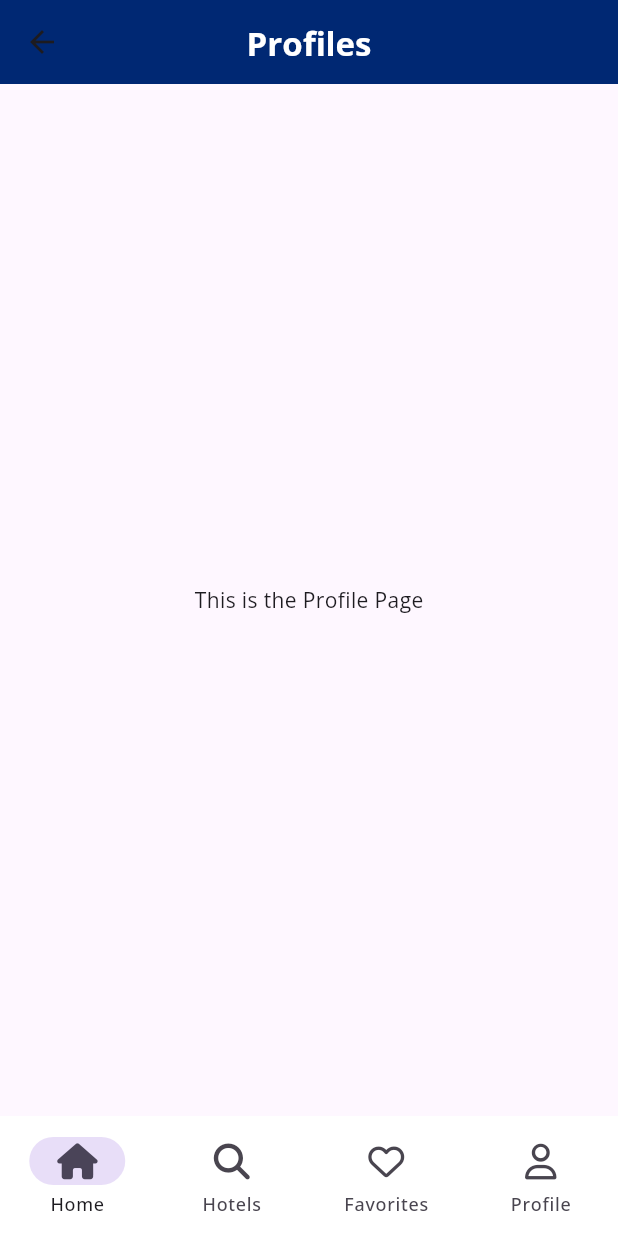
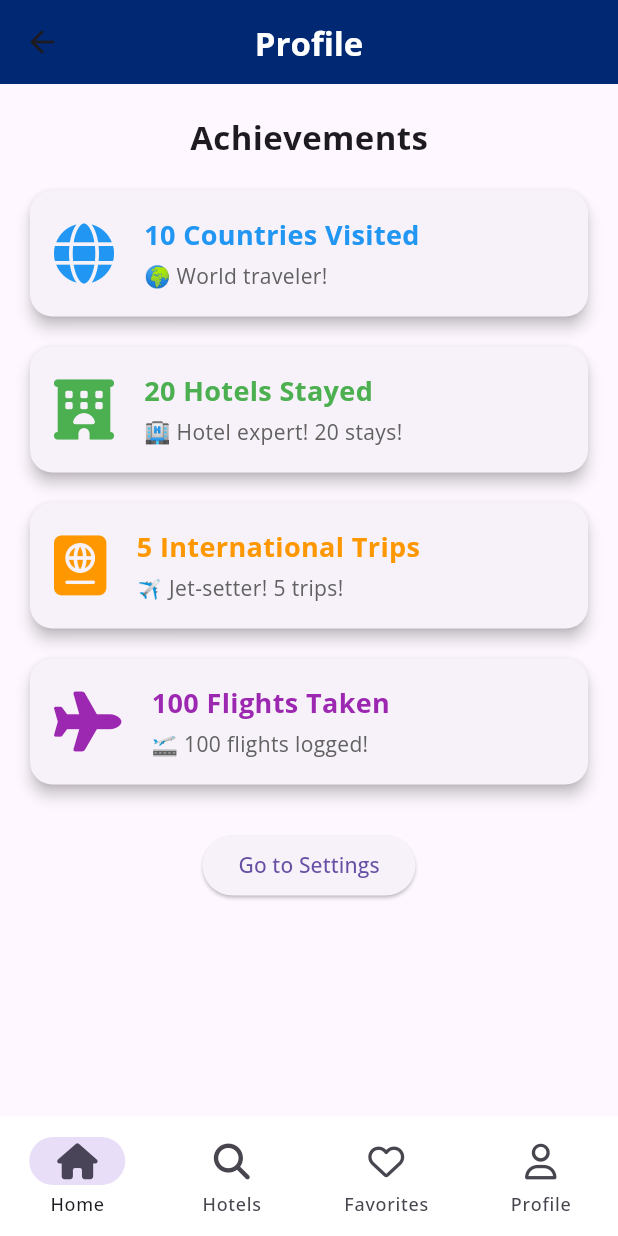
Before and after one commit to nazlicankurt/booking-app, a Flutter app: the ProfileView screen opened by its route, on a phone screen of 412 x 824 dp. Run offline on Flutter 3.47's test engine with Material 3 defaults, Android fonts, the phone set to English and light mode, and no system bars; our stand-ins replace auto_route, cached_network_image, carousel_slider, dartz, equatable, flutter_bloc and 6 more; accounts and stored records are empty; generated files the repository leaves out were written again; network calls fail.

Commit message:
feat: Add shortened achievement texts to ProfileView

```diff
--- a/flutter_booking_app/lib/core/navigation/app_router.dart
+++ b/flutter_booking_app/lib/core/navigation/app_router.dart
@@ -21,5 +21,10 @@ class AppRouter extends RootStackRouter {
             AutoRoute(page: FavoritesRoute.page, path: 'favorites'),
           ],
         ),
+          AutoRoute(
+          page: SettingsRoute.page,
+          path: '/settings',
+        ),
+
       ];
 }
--- a/flutter_booking_app/lib/src/profile/presentation/views/profile_view.dart
+++ b/flutter_booking_app/lib/src/profile/presentation/views/profile_view.dart
@@ -1,6 +1,10 @@
 import 'package:auto_route/auto_route.dart';
 import 'package:flutter/material.dart';
+import 'package:font_awesome_flutter/font_awesome_flutter.dart';
 import 'package:flutter_booking_app/core/presentation/widgets/custom_app_bar.dart';
+import 'package:flutter_booking_app/core/navigation/app_router.gr.dart';
+import 'package:flutter_booking_app/src/settings/settings_controller.dart';
+import 'package:flutter_booking_app/src/settings/settings_service.dart';
 
 @RoutePage()
 class ProfileView extends StatelessWidget {
@@ -9,10 +13,112 @@ class ProfileView extends StatelessWidget {
   @override
   Widget build(BuildContext context) {
     return Scaffold(
-appBar: CustomAppBar(title: 'Profiles'),
-      body: const Center(
-        child: Text('This is the Profile Page'),
+      appBar: CustomAppBar(title: 'Profile'),
+      body: SingleChildScrollView(
+        child: Column(
+          mainAxisAlignment: MainAxisAlignment.center,
+          children: [
+            const SizedBox(height: 20),
+            const Text(
+              'Achievements',
+              style: TextStyle(fontSize: 22, fontWeight: FontWeight.bold),
+            ),
+            const SizedBox(height: 10),
+            AchievementCard(
+              icon: FontAwesomeIcons.globe,
+              title: '10 Countries Visited',
+              description: '🌍 World traveler!',
+              color: Colors.blue,
+            ),
+            AchievementCard(
+              icon: FontAwesomeIcons.hotel,
+              title: '20 Hotels Stayed',
+              description: '🏨 Hotel expert! 20 stays!',
+              color: Colors.green,
+            ),
+            AchievementCard(
+              icon: FontAwesomeIcons.passport,
+              title: '5 International Trips',
+              description: '✈️ Jet-setter! 5 trips!',
+              color: Colors.orange,
+            ),
+            AchievementCard(
+              icon: FontAwesomeIcons.plane,
+              title: '100 Flights Taken',
+              description: '🛫 100 flights logged!',
+              color: Colors.purple,
+            ),
+            const SizedBox(height: 20),
+            ElevatedButton(
+              onPressed: () {
+                context.router.push(
+                  SettingsRoute(
+                      controller: SettingsController(SettingsService())),
+                );
+              },
+              child: const Text('Go to Settings'),
+            ),
+          ],
+        ),
       ),
     );
   }
 }
+
+class AchievementCard extends StatelessWidget {
+  final IconData icon;
+  final String title;
+  final String description;
+  final Color color;
+
+  const AchievementCard({
+    Key? key,
+    required this.icon,
+    required this.title,
+    required this.description,
+    required this.color,
+  }) : super(key: key);
+
+  @override
+  Widget build(BuildContext context) {
+    return Card(
+      margin: const EdgeInsets.symmetric(horizontal: 20, vertical: 10),
+      elevation: 4,
+      shape: RoundedRectangleBorder(borderRadius: BorderRadius.circular(15)),
+      child: Padding(
+        padding: const EdgeInsets.all(16.0),
+        child: Row(
+          children: [
+            FaIcon(
+              icon,
+              size: 40,
+              color: color,
+            ),
+            const SizedBox(width: 20),
+            Column(
+              crossAxisAlignment: CrossAxisAlignment.start,
+              children: [
+                Text(
+                  title,
+                  style: TextStyle(
+                    fontSize: 18,
+                    fontWeight: FontWeight.bold,
+                    color: color,
+                  ),
+                ),
+                const SizedBox(height: 5),
+                Text(
+                  description,
+                  style: TextStyle(
+                    fontSize: 14,
+                    color: Colors.grey[700],
+                  ),
+                ),
+              ],
+            ),
+          ],
+        ),
+      ),
+    );
+  }
+}
--- a/flutter_booking_app/lib/src/settings/settings_service.dart
+++ b/flutter_booking_app/lib/src/settings/settings_service.dart
@@ -6,7 +6,7 @@ class SettingsService {
   Future<void> updateThemeMode(ThemeMode theme) async {
   }
 
-  Future<Locale> locale() async => const Locale('en', '');
+  Future<Locale> locale() async => const Locale('de', '');
 
   Future<void> updateLocale(Locale locale) async {
   }
--- a/flutter_booking_app/lib/src/settings/settings_view.dart
+++ b/flutter_booking_app/lib/src/settings/settings_view.dart
@@ -4,12 +4,31 @@ import 'settings_controller.dart';
 class SettingsView extends StatelessWidget {
   const SettingsView({super.key, required this.controller});
 
-  static const routeName = '/settings';
-
   final SettingsController controller;
 
   @override
   Widget build(BuildContext context) {
+    return FutureBuilder<void>(
+      future: controller.loadSettings(),
+      builder: (context, snapshot) {
+        if (snapshot.connectionState == ConnectionState.waiting) {
+          return Scaffold(
+            appBar: AppBar(
+              title: const Text('Settings'),
+            ),
+            body: const Center(child: CircularProgressIndicator()),
+          );
+        }
+
+        if (snapshot.hasError) {
+          return Scaffold(
+            appBar: AppBar(
+              title: const Text('Settings'),
+            ),
+            body: const Center(child: Text('Error loading settings')),
+          );
+        }
+
         return Scaffold(
           appBar: AppBar(
             title: const Text('Settings'),
@@ -19,10 +38,13 @@ class SettingsView extends StatelessWidget {
             child: Column(
               crossAxisAlignment: CrossAxisAlignment.start,
               children: [
-            // Theme Dropdown
                 DropdownButton<ThemeMode>(
                   value: controller.themeMode,
-              onChanged: controller.updateThemeMode,
+                  onChanged: (ThemeMode? newThemeMode) {
+                    print('Theme changed to: $newThemeMode');
+
+                    controller.updateThemeMode(newThemeMode);
+                  },
                   items: const [
                     DropdownMenuItem(
                       value: ThemeMode.system,
@@ -39,14 +61,12 @@ class SettingsView extends StatelessWidget {
                   ],
                 ),
                 const SizedBox(height: 20),
-
-            // Language Dropdown
                 DropdownButton<Locale>(
                   value: controller.locale,
                   onChanged: (Locale? newLocale) {
-                if (newLocale != null) {
+                    print('Language changed to: $newLocale');
+
                     controller.updateLocale(newLocale);
-                }
                   },
                   items: const [
                     DropdownMenuItem(
@@ -67,5 +87,7 @@ class SettingsView extends StatelessWidget {
             ),
           ),
         );
+      },
+    );
   }
 }
```
Also changed, not shown: flutter_booking_app/lib/core/navigation/app_router.gr.dart. Lines whose indentation alone changed are shown as unchanged.
